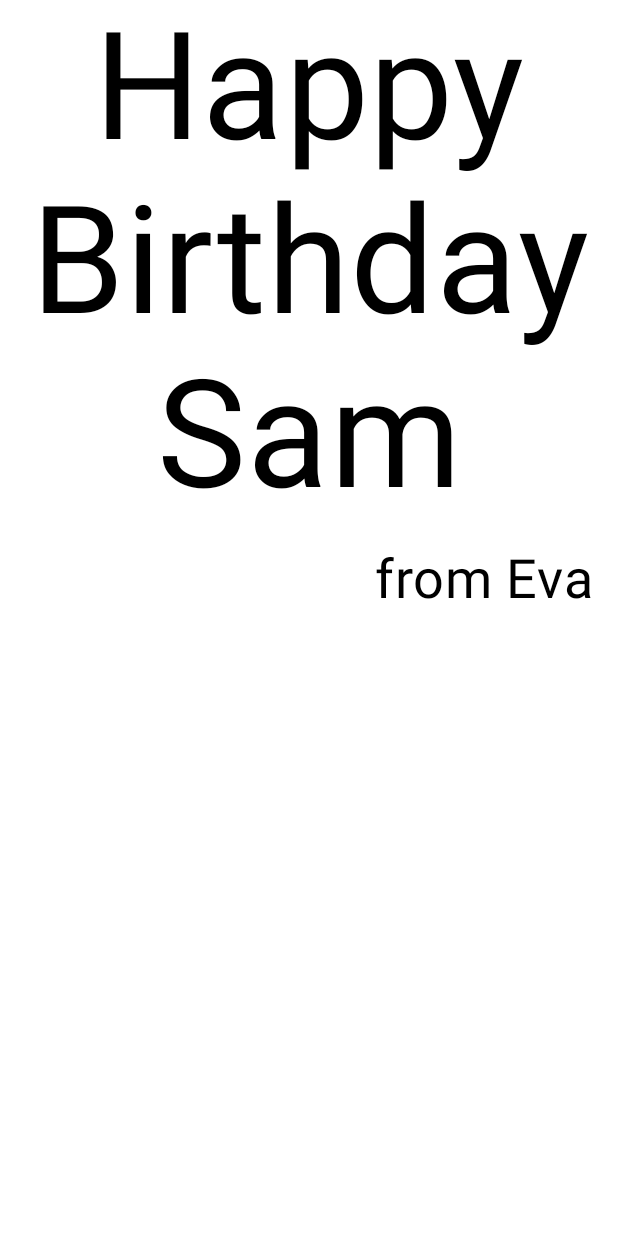
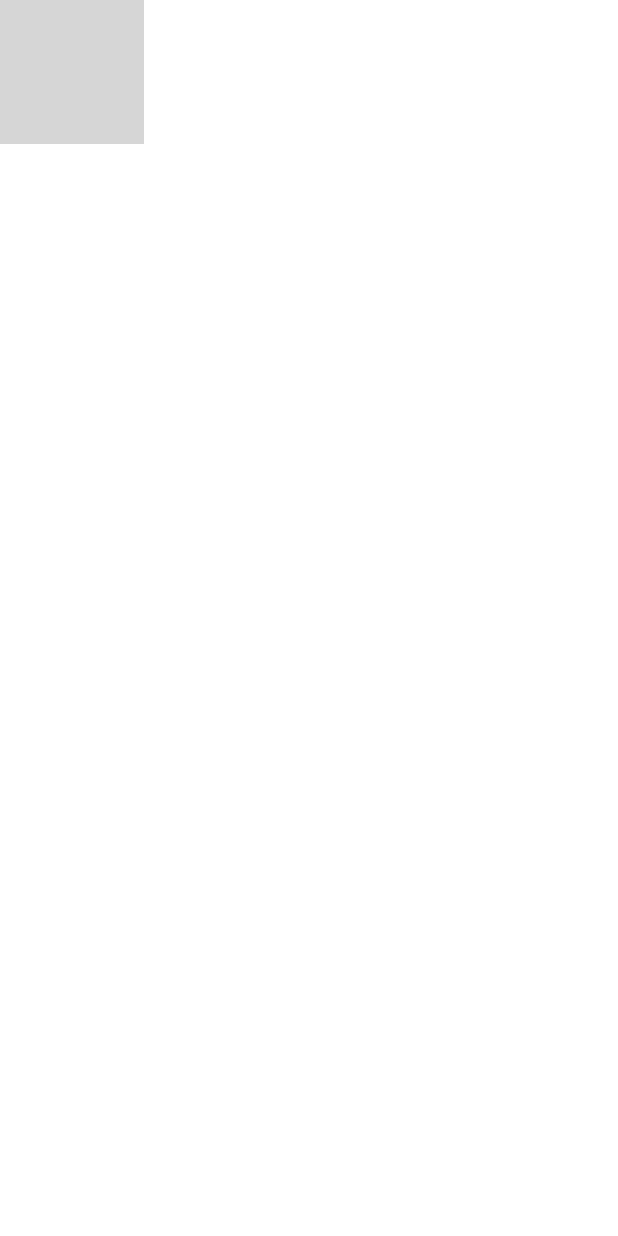
Before and after one commit to AnaDeFence/psychic-dollop, an Android app built with Jetpack Compose: the @Preview function BirthdayCardPreview, on a phone screen of 412 x 824 dp. Run offline under Robolectric (Android 15) with nearby library versions, the phone set to English and light mode, and no system bars; grey boxes are pictures that could not be loaded.

Commit message:
hbapp: add img create fun for img add in preview

```diff
--- a/happybirthday/app/src/main/java/com/example/happybirthday/MainActivity.kt
+++ b/happybirthday/app/src/main/java/com/example/happybirthday/MainActivity.kt
@@ -2,26 +2,29 @@ package com.example.happybirthday
 
 import android.annotation.SuppressLint
 import android.os.Bundle
-import android.os.Message
 import androidx.activity.ComponentActivity
 import androidx.activity.compose.setContent
 import androidx.activity.enableEdgeToEdge
+import androidx.compose.foundation.Image
 import androidx.compose.foundation.layout.Arrangement
 import androidx.compose.foundation.layout.Column
 import androidx.compose.foundation.layout.fillMaxSize
 import androidx.compose.foundation.layout.padding
 import androidx.compose.material3.MaterialTheme
-import androidx.compose.material3.Scaffold
 import androidx.compose.material3.Surface
 import androidx.compose.material3.Text
 import androidx.compose.runtime.Composable
 import androidx.compose.ui.Alignment
 import androidx.compose.ui.Modifier
+import androidx.compose.ui.res.painterResource
 import androidx.compose.ui.text.style.TextAlign
 import androidx.compose.ui.tooling.preview.Preview
 import androidx.compose.ui.unit.dp
 import androidx.compose.ui.unit.sp
+import com.example.happybirthday.R.drawable.androidparty
+import androidx.compose.foundation.Image
 import com.example.happybirthday.ui.theme.HappybirthdayTheme
+
 
 class MainActivity : ComponentActivity() {
     @SuppressLint("UnusedMaterial3ScaffoldPaddingParameter")
@@ -69,10 +72,20 @@ fun GreetingText(message: String, from: String, modifier: Modifier = Modifier) {
     }
 }
 
+@Composable
+fun GreetingImage(message: String, from: String, modifier: Modifier = Modifier){
+    val image = painterResource(androidparty)
+    Image(
+        painter = image,
+        contentDescription = null
+    )
+}
+
 @Preview(showBackground = true)
 @Composable
 fun BirthdayCardPreview() {
     HappybirthdayTheme {
-        GreetingText(message = "Happy Birthday Sam", from = "from Eva")
+        //GreetingText(message = "Happy Birthday Sam", from = "from Eva")
+        GreetingImage(message = "HB SAM!", from = "from Emma")
     }
 }
```
Also changed, not shown: 1 other file.
